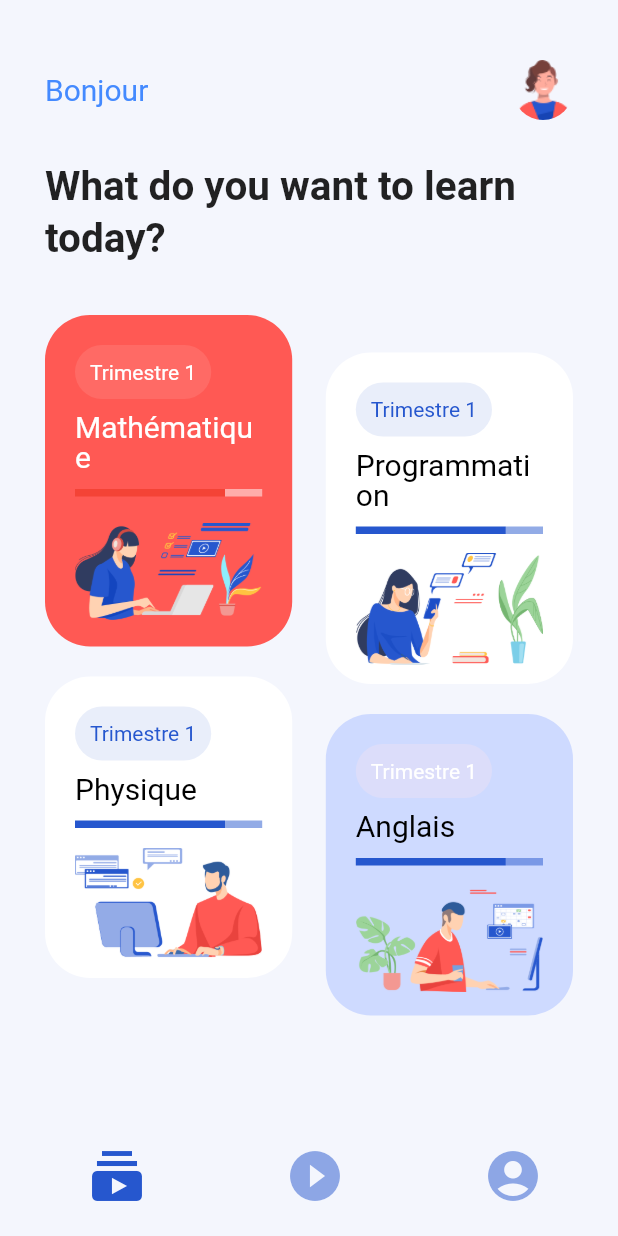
After one commit to Linagharbi/Education-app-flutter, a Flutter app: the mainPage screen opened directly, on a phone screen of 412 x 824 dp. The commit adds this screen. Run offline on Flutter 3.47's test engine with Material 2 defaults, Android fonts, the phone set to English and light mode, and no system bars; drawn by our look-alikes of overlay_support; our stand-ins replace bloc, cloud_firestore, device_info, firebase_messaging, flutter_bloc, rxdart; accounts and stored records are empty.

Commit message:
Commit Lessons

```diff
--- /dev/null
+++ b/lib/src/screens/menus/lessons/MainPage.dart
@@ -0,0 +1,224 @@
+import 'package:education_app/src/screens/menus/lessons/CoursePage.dart';
+import 'package:flutter/material.dart';
+
+class MainPage extends StatelessWidget {
+  @override
+  Widget build(BuildContext context) {
+    return MaterialApp(
+      debugShowCheckedModeBanner: false,
+      home: mainPage(),
+      routes: {
+        '/coursePage': (context) => CoursePage(),
+      },
+    );
+  }
+}
+
+class mainPage extends StatefulWidget {
+  @override
+  _mainPageState createState() => _mainPageState();
+}
+
+class _mainPageState extends State<mainPage> {
+  @override
+  Widget build(BuildContext context) {
+    return Scaffold(
+      backgroundColor: Color(0xfff4f6fd),
+      body: Container(
+        padding: EdgeInsets.only(top: 40, left: 30, right: 30),
+        child: Column(
+          crossAxisAlignment: CrossAxisAlignment.start,
+          children: <Widget>[
+            Row(
+              mainAxisAlignment: MainAxisAlignment.spaceBetween,
+              children: <Widget>[
+                Text(
+                  "Bonjour",
+                  style: TextStyle(fontSize: 20, color: Colors.blueAccent),
+                ),
+                Container(
+                  height: 40,
+                  width: 40,
+                  decoration: BoxDecoration(
+                      shape: BoxShape.circle,
+                      image: DecorationImage(
+                          image: AssetImage('assets/images/profilePic.png'))),
+                )
+              ],
+            ),
+            SizedBox(
+              height: 25,
+            ),
+            Text(
+              'What do you want to learn today?',
+              style: TextStyle(
+                  fontSize: 27, height: 1.3, fontWeight: FontWeight.w700),
+            ),
+            SizedBox(
+              height: 10,
+            ),
+            Expanded(
+              child: SingleChildScrollView(
+                child: Row(
+                  mainAxisAlignment: MainAxisAlignment.spaceBetween,
+                  children: <Widget>[
+                    Container(
+                      width: MediaQuery.of(context).size.width * 0.4,
+                      child: Column(
+                        mainAxisAlignment: MainAxisAlignment.spaceBetween,
+                        children: <Widget>[
+                          courseWidget('Trimestre 1', 'Mathématique', 'img1',
+                              Color(0xffff6a65), Color(0xffff5954)),
+                          SizedBox(
+                            height: 20,
+                          ),
+                          courseWidget('Trimestre 1', 'Physique', 'img2',
+                              Color(0xffe9eefa), Colors.white),
+                        ],
+                      ),
+                    ),
+                    Container(
+                      width: MediaQuery.of(context).size.width * 0.4,
+                      child: Column(
+                        mainAxisAlignment: MainAxisAlignment.spaceBetween,
+                        children: <Widget>[
+                          SizedBox(
+                            height: 50,
+                          ),
+                          courseWidget('Trimestre 1', 'Programmation', 'img3',
+                              Color(0xffe9eefa), Colors.white),
+                          SizedBox(
+                            height: 20,
+                          ),
+                          courseWidget('Trimestre 1', 'Anglais', 'img4',
+                              Color(0xffbdcddfa), Color(0xffcedaff)),
+                        ],
+                      ),
+                    )
+                  ],
+                ),
+              ),
+            ),
+            Container(
+              padding: EdgeInsets.all(20),
+              child: Row(
+                mainAxisAlignment: MainAxisAlignment.spaceBetween,
+                children: <Widget>[
+                  IconButton(
+                    icon: Icon(
+                      Icons.subscriptions,
+                      color: Color(0xff2657ce),
+                      size: 40,
+                    ),
+                  ),
+                  IconButton(
+                    icon: Icon(
+                      Icons.play_circle_filled,
+                      color: Color(0xff2657ce).withOpacity(0.5),
+                      size: 40,
+                    ),
+                  ),
+                  IconButton(
+                    icon: Icon(
+                      Icons.account_circle,
+                      color: Color(0xff2657ce).withOpacity(0.5),
+                      size: 40,
+                    ),
+                  ),
+                ],
+              ),
+            )
+          ],
+        ),
+      ),
+    );
+  }
+
+  Container courseWidget(String category, String title, String img,
+      Color categoryColor, Color bgColor) {
+    return Container(
+      padding: EdgeInsets.only(top: 20, left: 20, right: 20, bottom: 10),
+      decoration: BoxDecoration(
+        color: bgColor,
+        borderRadius: BorderRadius.all(Radius.circular(30)),
+      ),
+      child: InkWell(
+        onTap: () {
+          openCoursePage('$img', '$title');
+        },
+        child: Column(
+          crossAxisAlignment: CrossAxisAlignment.start,
+          children: <Widget>[
+            Container(
+              padding: EdgeInsets.all(10),
+              decoration: BoxDecoration(
+                color: categoryColor,
+                borderRadius: BorderRadius.all(Radius.circular(20)),
+              ),
+              child: Text(
+                '$category',
+                style: TextStyle(
+                    color: (categoryColor == Color(0xffe9eefa)
+                        ? Color(0xff2657ce)
+                        : Colors.white)),
+              ),
+            ),
+            SizedBox(
+              height: 10,
+            ),
+            Text(
+              '$title',
+              style: TextStyle(
+                color: (bgColor == Color(0xffff5954))
+                    ? Colors.white
+                    : Colors.black,
+                fontSize: 20,
+                height: 1,
+              ),
+            ),
+            SizedBox(
+              height: 10,
+            ),
+            Row(
+              children: <Widget>[
+                Container(
+                  height: 5,
+                  width: 100,
+                  color: (bgColor == Color(0xffff5954))
+                      ? Colors.red
+                      : Color(0xff2657ce),
+                ),
+                Expanded(
+                  child: Container(
+                    height: 5,
+                    color: (bgColor == Color(0xffff5954))
+                        ? Colors.white.withOpacity(0.5)
+                        : Color(0xff2657ce).withOpacity(0.5),
+                  ),
+                )
+              ],
+            ),
+            SizedBox(
+              height: 10,
+            ),
+            Hero(
+              tag: '$img',
+              child: Container(
+                height: 80,
+                decoration: BoxDecoration(
+                    image: DecorationImage(
+                  image: AssetImage('assets/images/$img.png'),
+                )),
+              ),
+            )
+          ],
+        ),
+      ),
+    );
+  }
+
+  void openCoursePage(String img, String title) {
+    Navigator.pushNamed(context, '/coursePage',
+        arguments: {'img': '$img', 'title': '$title'});
+  }
+}
--- a/lib/src/utils/choose_menu.dart
+++ b/lib/src/utils/choose_menu.dart
@@ -1,7 +1,7 @@
+import 'package:education_app/src/screens/menus/lessons/MainPage.dart';
 import 'package:education_app/src/screens/menus/payment.dart';
 import 'package:education_app/src/screens/menus/results.dart';
 import 'package:education_app/src/screens/menus/time_table/time_table.dart';
-import 'package:education_app/src/screens/pages/notifications.dart';
 import 'package:education_app/src/screens/pages/profile.dart';
 import 'package:flutter/material.dart';
 
@@ -12,7 +12,7 @@ class MenuChoice {
       case 10: //Emlpoi
         return TimeTable();
       case 11: //Lessons
-        return NotificationsPage();
+        return MainPage();
       case 12: //Exercices
         return ProfilePage();
       case 13: //Evénements
--- a/pubspec.yaml
+++ b/pubspec.yaml
@@ -69,4 +69,7 @@ flutter:
     - family: OpenSans
       fonts:
         - asset: assets/fonts/OpenSans.ttf
+    - family: avenir
+      fonts:
+        - asset: assets/fonts/avenir.ttf
   # UserSina Fonts
```
Also changed, not shown: lib/src/screens/menus/lessons/CoursePage.dart (added, +197 -0 lines), assets/fonts/avenir.ttf (added), assets/images/img1.png (added), assets/images/img2.png (added), assets/images/img3.png (added), assets/images/img4.png (added), assets/images/profilePic.png (added).
